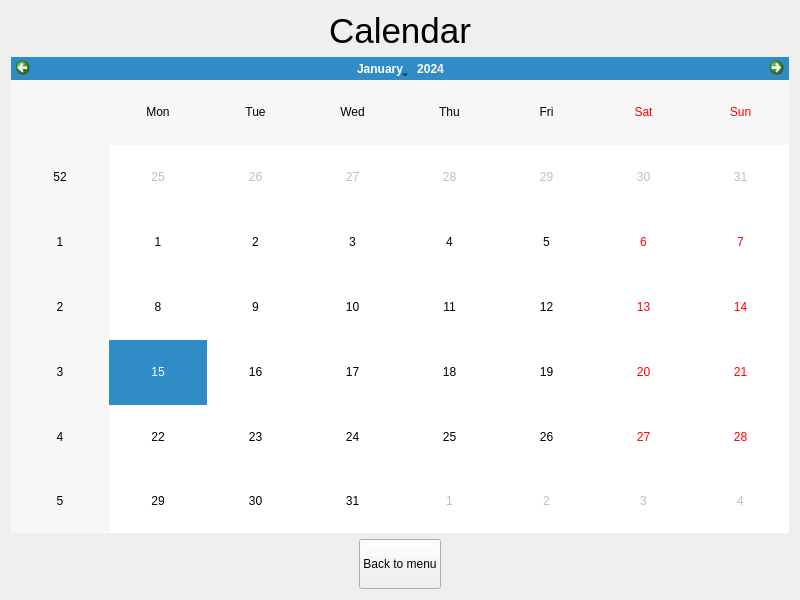
The window that calendarwindow.ui (Ancellie/organizer_on_qt) describes before a commit, drawn with Qt 5.
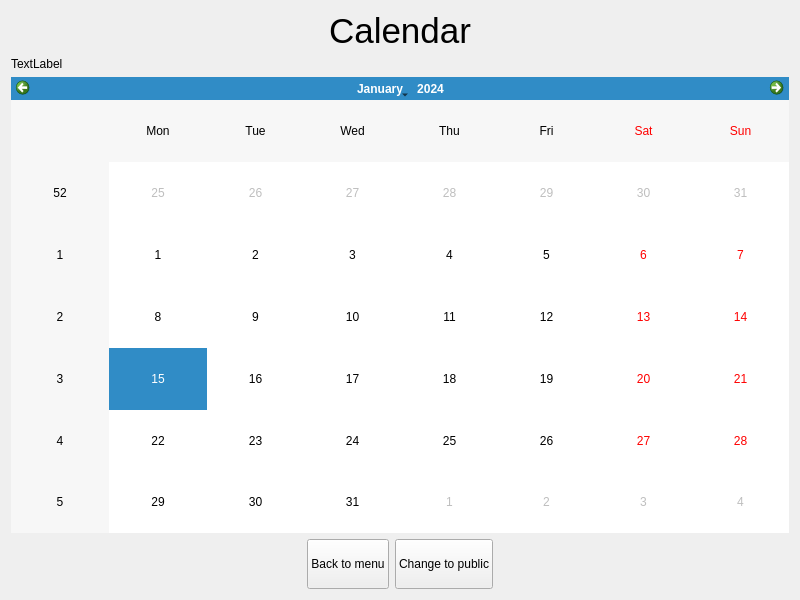
The same window after the commit.

Diff of the .ui file:
```diff
--- a/calendarwindow.ui
+++ b/calendarwindow.ui
@@ -21,6 +21,13 @@
      </property>
     </widget>
    </item>
+   <item>
+    <widget class="QLabel" name="label_2">
+     <property name="text">
+      <string>TextLabel</string>
+     </property>
+    </widget>
+   </item>
    <item>
     <widget class="QCalendarWidget" name="calendarWidget"/>
    </item>
@@ -52,6 +59,19 @@
        </property>
       </widget>
      </item>
+     <item>
+      <widget class="QPushButton" name="changeButton">
+       <property name="minimumSize">
+        <size>
+         <width>0</width>
+         <height>50</height>
+        </size>
+       </property>
+       <property name="text">
+        <string>Change to public</string>
+       </property>
+      </widget>
+     </item>
      <item>
       <spacer name="horizontalSpacer">
        <property name="orientation">
```
